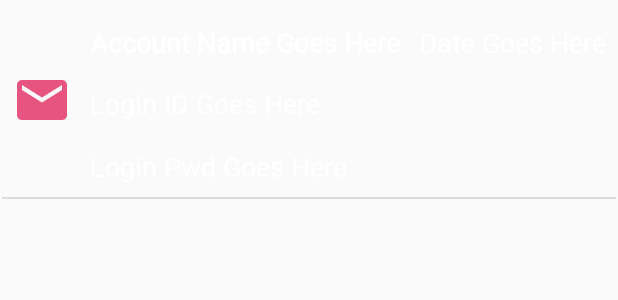
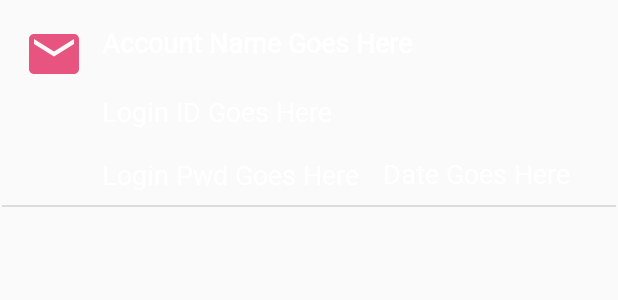
Before and after one commit to devover30/pwdmanager-android-app, an Android app: the layout account_row.xml on its own in the app's theme, with its tools: preview values and no code run, on a phone screen of 412 x 824 dp. Shown: the top 300 px of the screen. Run offline under Robolectric (Android 15) with nearby library versions, the phone set to English and light mode, and no system bars; network calls fail.

Commit message:
changes to row

```diff
--- a/app/src/main/res/layout/account_row.xml
+++ b/app/src/main/res/layout/account_row.xml
@@ -10,24 +10,25 @@
         android:id="@+id/icon_img_view"
         android:layout_width="40dp"
         android:layout_height="40dp"
-        android:layout_marginStart="8dp"
+        android:layout_marginStart="16dp"
         android:contentDescription="@string/account_type"
         android:src="@drawable/ic_email_black_24dp"
         app:layout_constraintBottom_toBottomOf="parent"
         app:layout_constraintStart_toStartOf="parent"
-        app:layout_constraintTop_toTopOf="parent" />
+        app:layout_constraintTop_toTopOf="parent"
+        app:layout_constraintVertical_bias="0.166" />
 
     <TextView
         android:id="@+id/name_txt_view"
-        android:layout_width="250dp"
-        android:layout_height="wrap_content"
+        android:layout_width="336dp"
+        android:layout_height="30dp"
         android:layout_marginStart="12dp"
         android:layout_marginTop="16dp"
         android:fontFamily="@font/roboto"
         android:text="@string/account_name"
+        android:textColor="@android:color/white"
         android:textSize="18sp"
         android:textStyle="bold"
-        android:textColor="@android:color/white"
         app:layout_constraintEnd_toStartOf="@+id/date_txt_view"
         app:layout_constraintHorizontal_bias="0.0"
         app:layout_constraintStart_toEndOf="@+id/icon_img_view"
@@ -70,15 +71,15 @@
         android:layout_width="wrap_content"
         android:layout_height="wrap_content"
         android:layout_marginTop="16dp"
-        android:layout_marginEnd="8dp"
+        android:layout_marginEnd="32dp"
         android:fontFamily="@font/roboto"
         android:text="@string/created_date"
+        android:textColor="@android:color/white"
         android:textSize="18sp"
-        android:textColor="@android:color/white"
         app:layout_constraintBottom_toTopOf="@+id/divider"
         app:layout_constraintEnd_toEndOf="parent"
         app:layout_constraintTop_toTopOf="parent"
-        app:layout_constraintVertical_bias="0.0" />
+        app:layout_constraintVertical_bias="0.91" />
 
     <View
         android:id="@+id/divider"
```
